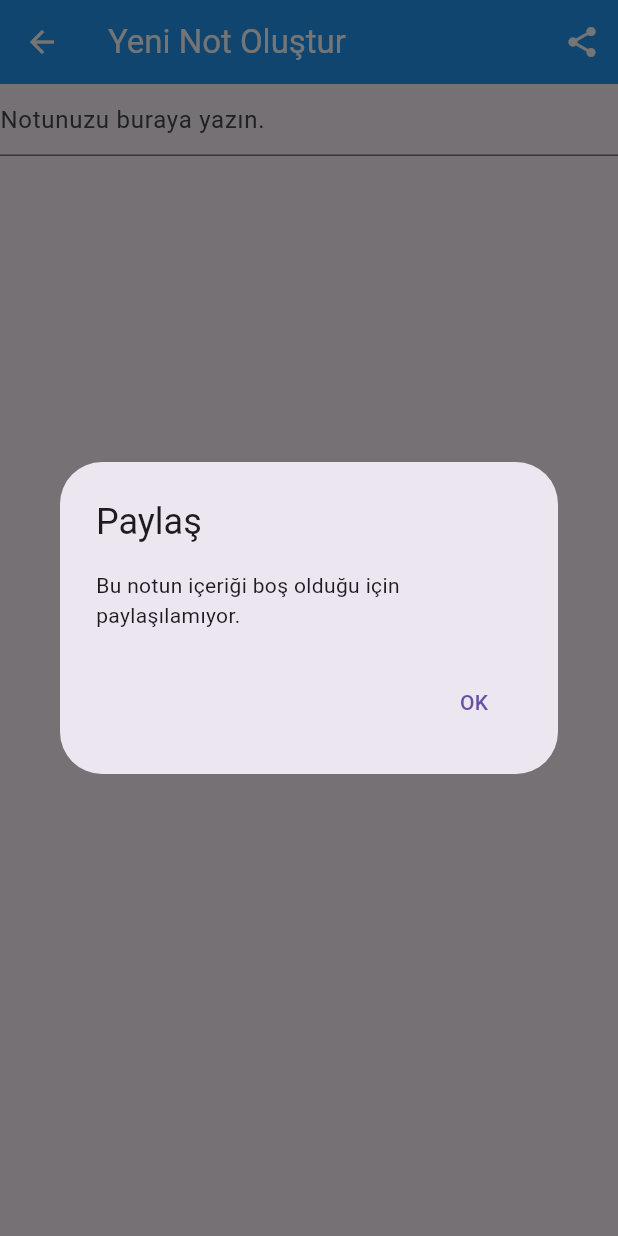
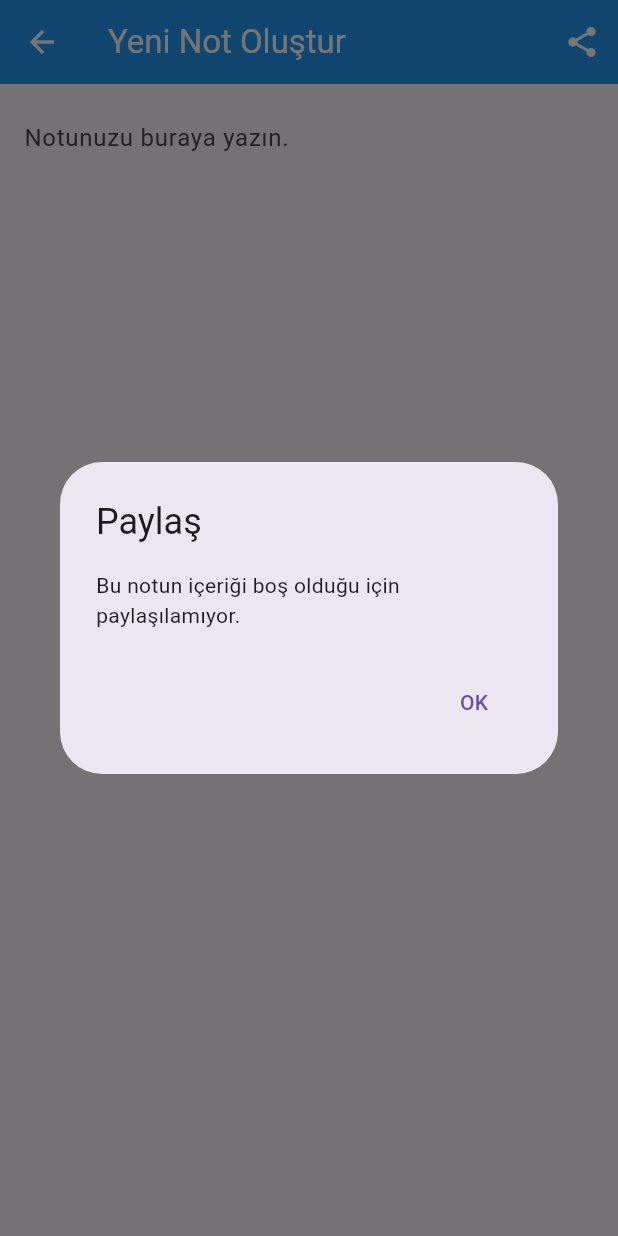
Before and after one commit to Mali03/FlutterNoteApp, a Flutter app: the CreateUpdateNoteView screen opened by its route, after a tap on the "share" icon, on a phone screen of 412 x 824 dp. Run offline on Flutter 3.47's test engine with Material 3 defaults, Android fonts, the phone set to English and light mode, and no system bars; our stand-ins replace cloud_firestore, firebase_auth, firebase_core, share_plus; accounts and stored records are empty.

Commit message:
Create update note view designed

```diff
--- a/lib/views/notes/create_update_note_view.dart
+++ b/lib/views/notes/create_update_note_view.dart
@@ -95,7 +95,9 @@ class _CreateUpdateNoteViewState extends State<CreateUpdateNoteView> {
         title: const Text("Yeni Not Oluştur"),
         backgroundColor: Colors.blue,
         foregroundColor: Colors.white,
-        actions: [IconButton(onPressed: () async {
+        actions: [
+          IconButton(
+            onPressed: () async {
               final text = _textController.text;
 
               if (_note == null || text.isEmpty) {
@@ -103,7 +105,10 @@ class _CreateUpdateNoteViewState extends State<CreateUpdateNoteView> {
               } else {
                 SharePlus.instance.share(ShareParams(text: text));
               }
-        }, icon: const Icon(Icons.share))],
+            },
+            icon: const Icon(Icons.share),
+          ),
+        ],
       ),
       body: FutureBuilder(
         future: createOrGetExistingNote(context),
@@ -111,12 +116,22 @@ class _CreateUpdateNoteViewState extends State<CreateUpdateNoteView> {
           switch (snapshot.connectionState) {
             case ConnectionState.done:
               _setupTextControllerListener();
-              return TextField(
+              return Scaffold(
+                body: SizedBox.expand(
+                  child: Padding(
+                    padding: const EdgeInsets.all(16.0),
+                    child: TextField(
                       controller: _textController,
                       keyboardType: TextInputType.multiline,
                       maxLines: null,
+                      expands: true,
+                      textAlignVertical: TextAlignVertical.top,
                       decoration: const InputDecoration(
                         hintText: 'Notunuzu buraya yazın.',
+                        border: InputBorder.none,
+                      ),
+                    ),
+                  ),
                 ),
               );
             default:
--- a/lib/views/verify_email_view.dart
+++ b/lib/views/verify_email_view.dart
@@ -27,12 +27,13 @@ class _VerifyEmailViewState extends State<VerifyEmailView> {
             },
             child: const Text("Doğrulama e-postası gönder."),
           ),
+          const Text("\n\nE-posta üzerinden doğrulama yaptın mı?"),
           TextButton(
             onPressed: () async {
               await AuthService.firebase().logOut();
               Navigator.of(context).pushNamedAndRemoveUntil(loginRoute, (route) => false);
             },
-            child: const Text("Çıkış yap"),
+            child: const Text("Giriş yap"),
           ),
         ],
       ),
```
Lines whose indentation alone changed are shown as unchanged.
